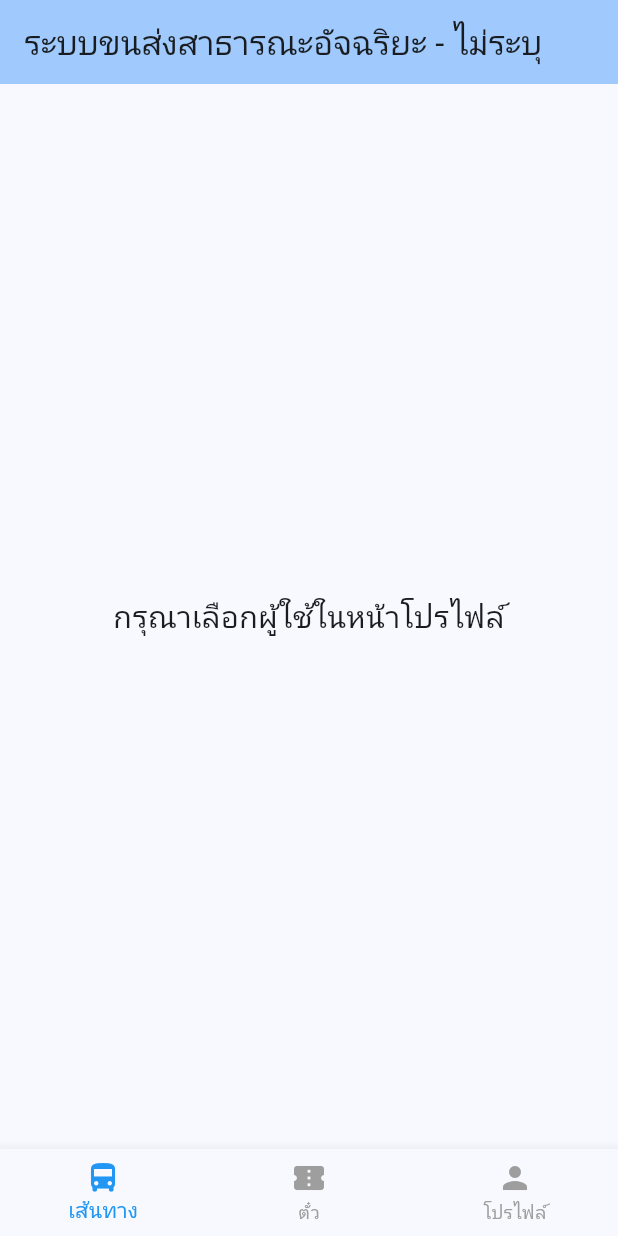
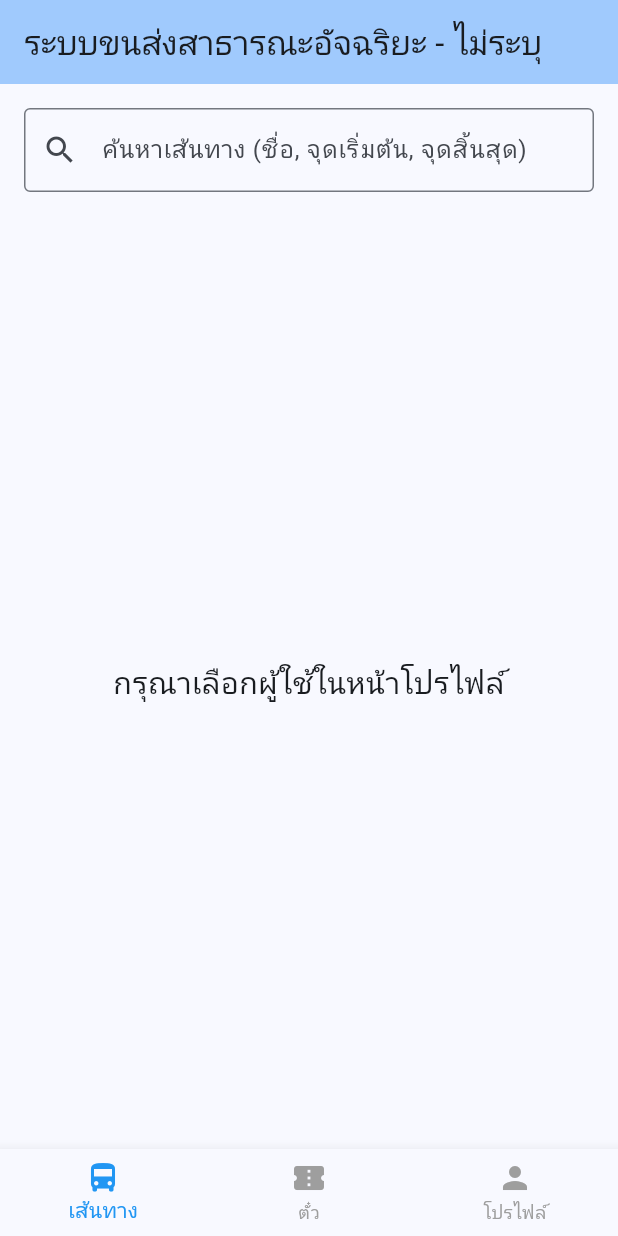
Before and after one commit to Navakun/final2, a Flutter app: the screen it shows after launch, on a phone screen of 412 x 824 dp. Run offline on Flutter 3.47's test engine with Material 3 defaults, Android fonts, the phone set to English and light mode, and no system bars; our stand-ins replace sembast; accounts and stored records are empty.

Commit message:
add search bar

```diff
--- a/lib/main.dart
+++ b/lib/main.dart
@@ -63,7 +63,7 @@ class _TransportNavigationHostState extends State<TransportNavigationHost> {
     super.initState();
     WidgetsBinding.instance.addPostFrameCallback((_) {
       final provider = Provider.of<SmartTransportProvider>(context, listen: false);
-      provider.fetchUsers(); // เรียก fetchUsers
+      provider.fetchUsers();
       provider.fetchRoutes();
       provider.fetchTickets();
     });
@@ -101,8 +101,19 @@ class _TransportNavigationHostState extends State<TransportNavigationHost> {
   }
 }
 
-class TransportHomePage extends StatelessWidget {
+class TransportHomePage extends StatefulWidget {
   const TransportHomePage({super.key});
+
+  @override
+  State<TransportHomePage> createState() => _TransportHomePageState();
+}
+
+class _TransportHomePageState extends State<TransportHomePage> {
+  String _searchQuery = '';
+
+  // คำแนะนำ: ถ้าต้องการค้นหาแบบเจาะจงตามจุดเริ่มต้นและจุดสิ้นสุด
+  // String _startPointQuery = '';
+  // String _endPointQuery = '';
 
   @override
   Widget build(BuildContext context) {
@@ -133,7 +144,68 @@ class TransportHomePage extends StatelessWidget {
           ),
         ],
       ),
-      body: Consumer<SmartTransportProvider>(
+      body: Column(
+        children: [
+          Padding(
+            padding: const EdgeInsets.all(16.0),
+            child: TextField(
+              decoration: InputDecoration(
+                labelText: 'ค้นหาเส้นทาง (ชื่อ, จุดเริ่มต้น, จุดสิ้นสุด)',
+                border: const OutlineInputBorder(),
+                prefixIcon: const Icon(Icons.search),
+                suffixIcon: _searchQuery.isNotEmpty
+                    ? IconButton(
+                        icon: const Icon(Icons.clear),
+                        onPressed: () {
+                          setState(() {
+                            _searchQuery = ''; // ล้างคำค้นหา
+                          });
+                        },
+                      )
+                    : null, // ปุ่มล้างคำค้นหา (คำแนะนำ)
+              ),
+              onChanged: (value) {
+                setState(() {
+                  _searchQuery = value.toLowerCase();
+                });
+              },
+            ),
+          ),
+          // คำแนะนำ: ถ้าต้องการค้นหาแบบเจาะจงตามจุดเริ่มต้นและจุดสิ้นสุด
+          // เพิ่ม TextField อีก 2 ช่องสำหรับ startPoint และ endPoint
+          /*
+          Padding(
+            padding: const EdgeInsets.symmetric(horizontal: 16.0),
+            child: TextField(
+              decoration: const InputDecoration(
+                labelText: 'จุดเริ่มต้น',
+                border: OutlineInputBorder(),
+              ),
+              onChanged: (value) {
+                setState(() {
+                  _startPointQuery = value.toLowerCase();
+                });
+              },
+            ),
+          ),
+          const SizedBox(height: 8),
+          Padding(
+            padding: const EdgeInsets.symmetric(horizontal: 16.0),
+            child: TextField(
+              decoration: const InputDecoration(
+                labelText: 'จุดสิ้นสุด',
+                border: OutlineInputBorder(),
+              ),
+              onChanged: (value) {
+                setState(() {
+                  _endPointQuery = value.toLowerCase();
+                });
+              },
+            ),
+          ),
+          */
+          Expanded(
+            child: Consumer<SmartTransportProvider>(
               builder: (context, provider, child) {
                 if (provider.isLoading) {
                   return const Center(child: CircularProgressIndicator());
@@ -146,18 +218,28 @@ class TransportHomePage extends StatelessWidget {
                     ),
                   );
                 }
-          if (provider.routes.isEmpty) {
+                // กรองเส้นทางตามคำค้นหา
+                final filteredRoutes = provider.routes.where((route) {
+                   return route.routeName.toLowerCase().contains(_searchQuery) ||
+                      route.startPoint.toLowerCase().contains(_searchQuery) ||
+                      route.endPoint.toLowerCase().contains(_searchQuery);
+                  // คำแนะนำ: ถ้าต้องการค้นหาแบบเจาะจงตามจุดเริ่มต้นและจุดสิ้นสุด
+                  // return route.startPoint.toLowerCase().contains(_startPointQuery) &&
+                  //        route.endPoint.toLowerCase().contains(_endPointQuery);
+                }).toList();
+
+                if (filteredRoutes.isEmpty) {
                   return const Center(
                     child: Text(
-                'ไม่มีเส้นทางขนส่งในขณะนี้',
+                      'ไม่มีเส้นทางที่ตรงกับคำค้นหา',
                       style: TextStyle(fontSize: 20),
                     ),
                   );
                 }
                 return ListView.builder(
-            itemCount: provider.routes.length,
+                  itemCount: filteredRoutes.length,
                   itemBuilder: (context, index) {
-              SmartRoute route = provider.routes[index];
+                    SmartRoute route = filteredRoutes[index];
                     return Dismissible(
                       key: Key(route.id.toString()),
                       direction: DismissDirection.horizontal,
@@ -216,6 +298,9 @@ class TransportHomePage extends StatelessWidget {
                   },
                 );
               },
+            ),
+          ),
+        ],
       ),
     );
   }
```
Lines whose indentation alone changed are shown as unchanged.
